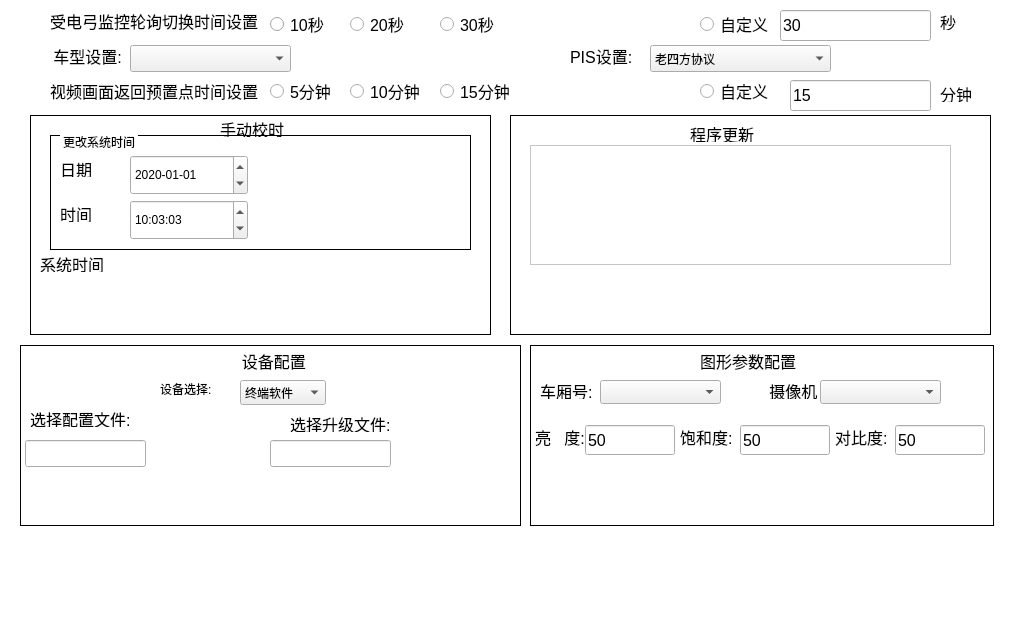
Qt form devupdatewidget.ui (1157889734/monitor_clent) before a commit.
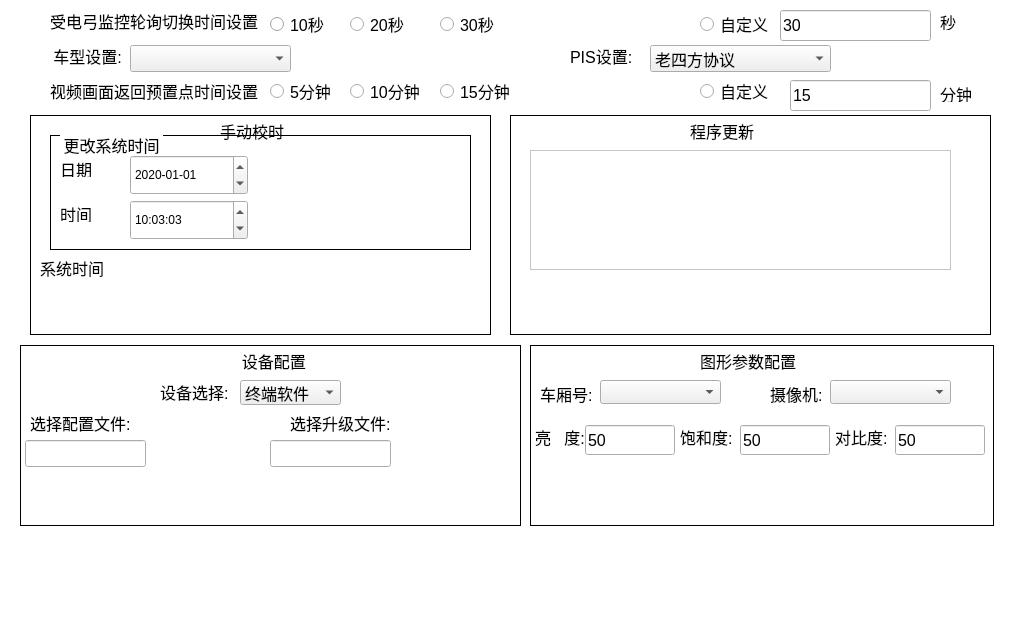
The same form after that commit. Icons and pictures are not drawn.

```diff
--- a/devupdatewidget.ui
+++ b/devupdatewidget.ui
@@ -30,8 +30,8 @@
     <rect>
      <x>430</x>
      <y>560</y>
-     <width>95</width>
-     <height>45</height>
+     <width>100</width>
+     <height>50</height>
     </rect>
    </property>
    <property name="font">
@@ -604,7 +604,7 @@
       <x>520</x>
       <y>267</y>
       <width>51</width>
-      <height>17</height>
+      <height>24</height>
      </rect>
     </property>
     <property name="font">
@@ -680,7 +680,7 @@
     </property>
     <property name="geometry">
      <rect>
-      <x>800</x>
+      <x>810</x>
       <y>265</y>
       <width>121</width>
       <height>24</height>
@@ -719,7 +719,7 @@
       <x>200</x>
       <y>5</y>
       <width>67</width>
-      <height>17</height>
+      <height>21</height>
      </rect>
     </property>
     <property name="font">
@@ -777,10 +777,15 @@
      <rect>
       <x>220</x>
       <y>265</y>
-      <width>86</width>
+      <width>101</width>
       <height>25</height>
      </rect>
     </property>
+    <property name="font">
+     <font>
+      <pointsize>12</pointsize>
+     </font>
+    </property>
     <item>
      <property name="text">
       <string>终端软件</string>
@@ -837,7 +842,7 @@
     <property name="geometry">
      <rect>
       <x>260</x>
-      <y>140</y>
+      <y>145</y>
       <width>91</width>
       <height>21</height>
      </rect>
@@ -922,7 +927,7 @@
       <x>10</x>
       <y>295</y>
       <width>101</width>
-      <height>17</height>
+      <height>25</height>
      </rect>
     </property>
     <property name="font">
@@ -940,10 +945,10 @@
    <widget class="QLabel" name="cameraLabel">
     <property name="geometry">
      <rect>
-      <x>736</x>
+      <x>750</x>
       <y>267</y>
       <width>61</width>
-      <height>17</height>
+      <height>24</height>
      </rect>
     </property>
     <property name="font">
@@ -955,7 +960,7 @@
      <string notr="true"/>
     </property>
     <property name="text">
-     <string>   摄像机:</string>
+     <string>摄像机:</string>
     </property>
    </widget>
    <widget class="QLabel" name="contrastLabel">
@@ -1014,7 +1019,7 @@
     <property name="geometry">
      <rect>
       <x>110</x>
-      <y>140</y>
+      <y>145</y>
       <width>131</width>
       <height>21</height>
      </rect>
@@ -1062,9 +1067,9 @@
     <property name="geometry">
      <rect>
       <x>670</x>
-      <y>10</y>
+      <y>5</y>
       <width>71</width>
-      <height>17</height>
+      <height>21</height>
      </rect>
     </property>
     <property name="font">
@@ -1085,9 +1090,14 @@
       <x>140</x>
       <y>265</y>
       <width>67</width>
-      <height>17</height>
+      <height>24</height>
      </rect>
     </property>
+    <property name="font">
+     <font>
+      <pointsize>12</pointsize>
+     </font>
+    </property>
     <property name="text">
      <string>设备选择:</string>
     </property>
@@ -1098,7 +1108,7 @@
       <x>20</x>
       <y>140</y>
       <width>67</width>
-      <height>17</height>
+      <height>25</height>
      </rect>
     </property>
     <property name="font">
@@ -1181,7 +1191,7 @@
     <property name="geometry">
      <rect>
       <x>510</x>
-      <y>30</y>
+      <y>35</y>
       <width>421</width>
       <height>120</height>
      </rect>
@@ -1211,9 +1221,9 @@
     <property name="geometry">
      <rect>
       <x>270</x>
-      <y>300</y>
+      <y>295</y>
       <width>101</width>
-      <height>17</height>
+      <height>25</height>
      </rect>
     </property>
     <property name="font">
@@ -1388,6 +1398,11 @@
       <height>115</height>
      </rect>
     </property>
+    <property name="font">
+     <font>
+      <pointsize>12</pointsize>
+     </font>
+    </property>
     <property name="styleSheet">
      <string notr="true">QGroupBox{
 	border-width:1px;
@@ -1560,6 +1575,11 @@
      <height>27</height>
     </rect>
    </property>
+   <property name="font">
+    <font>
+     <pointsize>12</pointsize>
+    </font>
+   </property>
    <item>
     <property name="text">
      <string>老四方协议</string>
```
Left out of the diff: 2 changed lines with no effect on the pictures.
